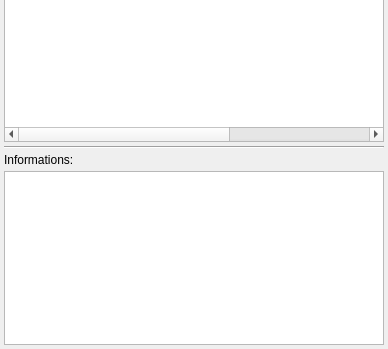
Old version of the form cpp-projects/exvr-designer/gui/forms/loop.ui in the repository FlorianLance/exvr; both pictures show x 0 to 388 and y 481 to 830 of the 388 by 830 pixel window.
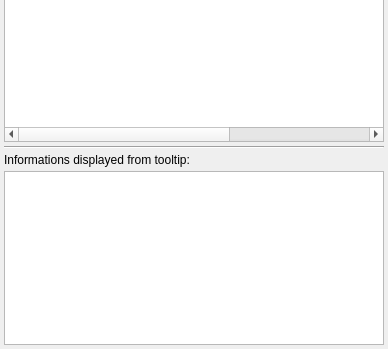
New version of the form.

Diff of the .ui file:
```diff
--- a/cpp-projects/exvr-designer/gui/forms/loop.ui
+++ b/cpp-projects/exvr-designer/gui/forms/loop.ui
@@ -457,7 +457,7 @@
    <item>
     <widget class="QLabel" name="label_2">
      <property name="text">
-      <string>Informations:</string>
+      <string>Informations displayed from tooltip:</string>
      </property>
     </widget>
    </item>
```
Left out of the diff: 8 changed lines with no effect on the pictures.
